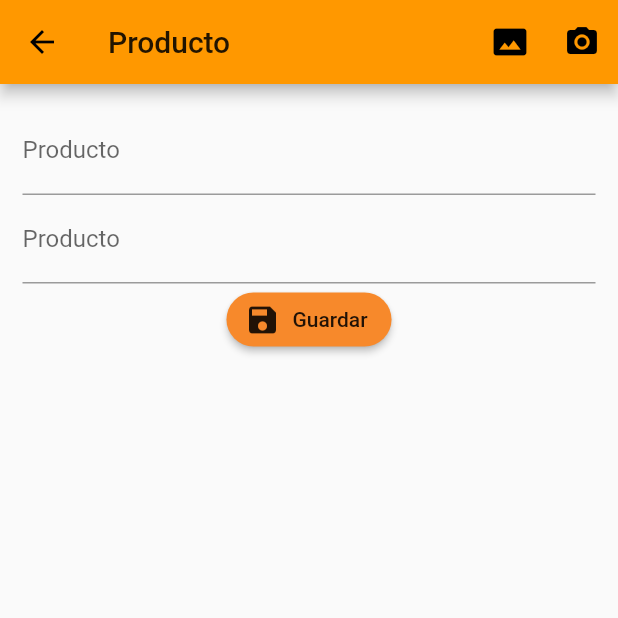
After one commit to xx1196/CrudProductos, a Flutter app: the HomePage screen opened by its route, after a tap on the "add" icon, on a phone screen of 412 x 824 dp, the top half of it. The commit adds this screen. Run offline on Flutter 3.47's test engine with Material 2 defaults, Android fonts, the phone set to English and light mode, and no system bars; our stand-ins replace rxdart.

Commit message:
Diseño de la pantalla de detalle de producto

```diff
--- a/lib/main.dart
+++ b/lib/main.dart
@@ -1,6 +1,7 @@
 import 'package:crud_productos/src/bloc/provider.dart';
 import 'package:crud_productos/src/pages/home_page.dart';
 import 'package:crud_productos/src/pages/login_page.dart';
+import 'package:crud_productos/src/pages/product_page.dart';
 import 'package:flutter/material.dart';
 
 void main() => runApp(MyApp());
@@ -13,7 +14,8 @@ class MyApp extends StatelessWidget {
       initialRoute: 'login',
       routes: {
         'login': (BuildContext context) => LoginPage(),
-        'home': (BuildContext context) => HomePage()
+        'home': (BuildContext context) => HomePage(),
+        'product': (BuildContext context) => ProductPage()
       },
       theme: ThemeData(
         primaryColor: Colors.orange
--- a/lib/src/pages/home_page.dart
+++ b/lib/src/pages/home_page.dart
@@ -6,22 +6,21 @@ class HomePage extends StatelessWidget {
   Widget build(BuildContext context) {
     final bloc = Provider.of(context);
 
-    final body = Column(
-      crossAxisAlignment: CrossAxisAlignment.center,
-      mainAxisAlignment: MainAxisAlignment.center,
-      children: <Widget>[
-        Text('Email: ${bloc.email}'),
-        Divider(),
-        Text('Password: ${bloc.password}'),
-      ],
-    );
+    final body = Container();
 
-    Widget appBar = AppBar(
-      title: Text('Homa page')
-    );
+    Widget appBar = AppBar(title: Text('Homa page'));
     return Scaffold(
       appBar: appBar,
       body: body,
+      floatingActionButton: _makeButton(context),
     );
   }
 }
+
+Widget _makeButton(BuildContext context) {
+  return FloatingActionButton(
+    backgroundColor: Color(0xfff7892b),
+    child: Icon(Icons.add),
+    onPressed: () => Navigator.pushNamed(context, 'product'),
+  );
+}
--- /dev/null
+++ b/lib/src/pages/product_page.dart
@@ -0,0 +1,65 @@
+import 'package:flutter/cupertino.dart';
+import 'package:flutter/material.dart';
+
+class ProductPage extends StatelessWidget {
+  @override
+  Widget build(BuildContext context) {
+    final actions = <Widget>[
+      IconButton(
+        icon: Icon(Icons.photo_size_select_actual),
+        onPressed: () {},
+      ),
+      IconButton(
+        icon: Icon(Icons.camera_alt),
+        onPressed: () {},
+      ),
+    ];
+    Widget appBar = AppBar(
+      title: Text('Producto'),
+      actions: actions,
+    );
+
+    Widget form = Form(
+      child: Column(
+        children: <Widget>[_makeName(), _makePrice(), _makeButton()],
+      ),
+    );
+
+    Widget body = SingleChildScrollView(
+      child: Container(
+        padding: EdgeInsets.all(15.0),
+        child: form,
+      ),
+    );
+    return Scaffold(
+      appBar: appBar,
+      body: body,
+    );
+  }
+}
+
+Widget _makeName() {
+  return TextField(
+    textCapitalization: TextCapitalization.sentences,
+    decoration: InputDecoration(labelText: 'Producto'),
+  );
+}
+
+Widget _makePrice() {
+  return TextField(
+    keyboardType: TextInputType.number,
+    decoration: InputDecoration(labelText: 'Producto'),
+  );
+}
+
+Widget _makeButton() {
+  return RaisedButton.icon(
+    shape: RoundedRectangleBorder(
+      borderRadius: BorderRadius.circular(20.0),
+    ),
+    color: Color(0xfff7892b),
+    icon: Icon(Icons.save),
+    label: Text('Guardar'),
+    onPressed: () {},
+  );
+}
```
